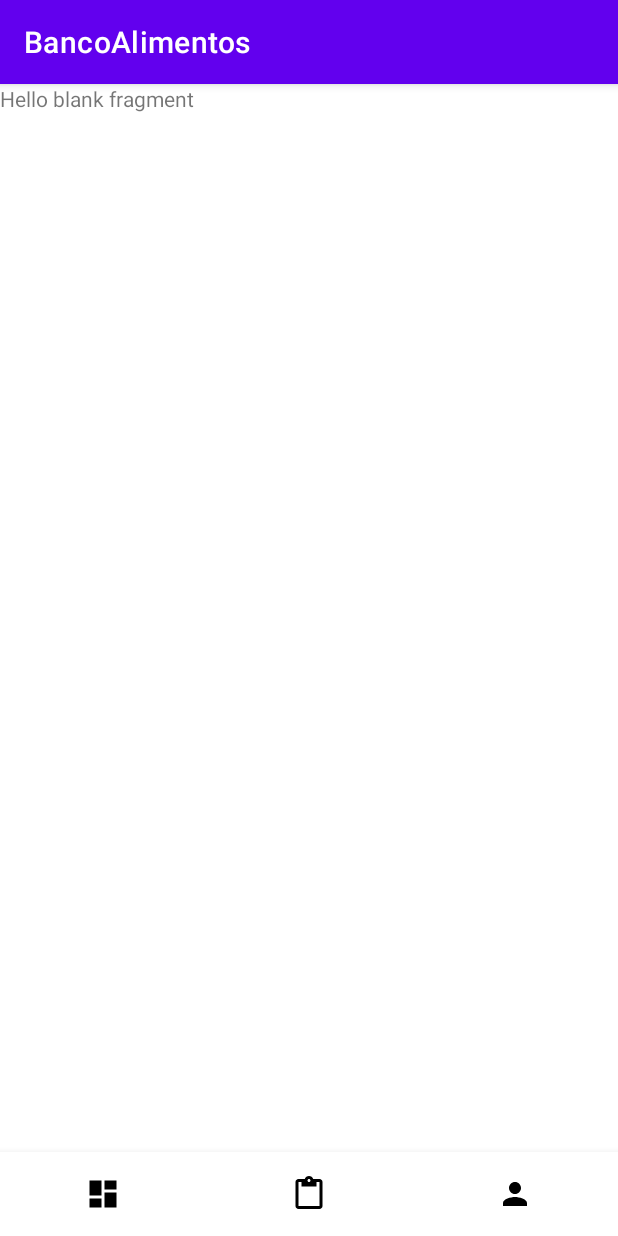
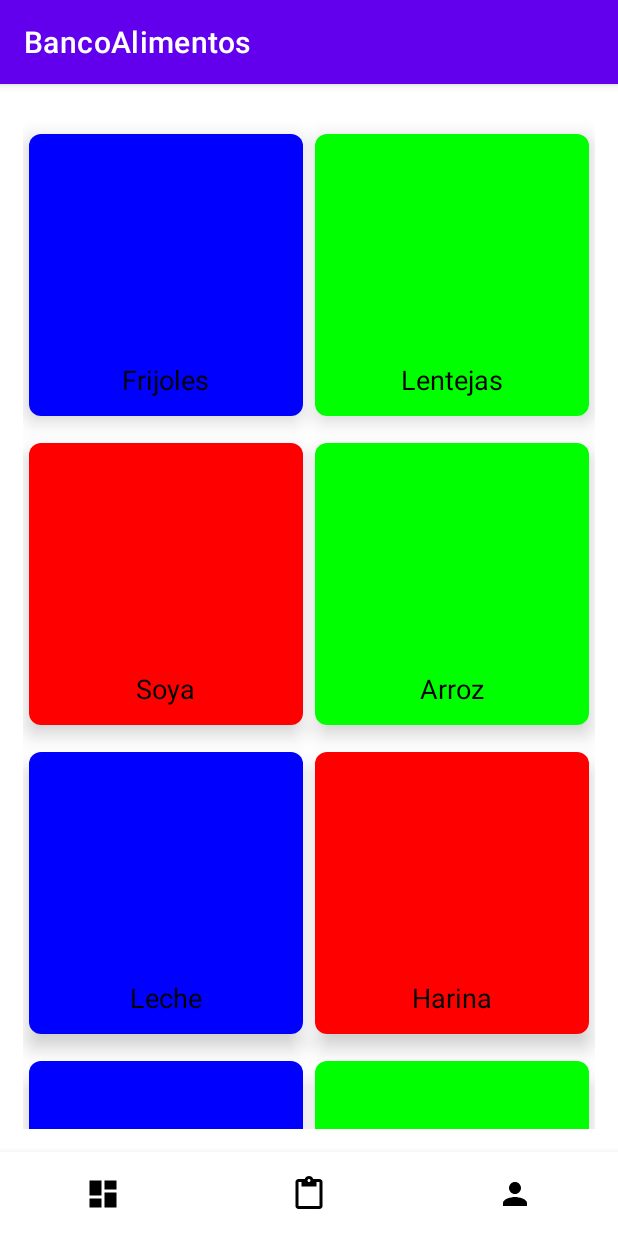
Before and after one commit to Brenda1605/BancoAlimentos, an Android app: the FragmentHome screen opened directly, with no data from a screen before it, on a phone screen of 412 x 824 dp. Run offline under Robolectric (Android 15) with nearby library versions, the phone set to English and light mode, and no system bars.

Commit message:
Showing food prototype

```diff
--- a/app/src/main/java/mx/tec/bancoalimentos/FragmentManager.kt
+++ b/app/src/main/java/mx/tec/bancoalimentos/FragmentManager.kt
@@ -15,7 +15,6 @@ class FragmentManager : AppCompatActivity() {
         super.onCreate(savedInstanceState)
         setContentView(R.layout.activity_fragment_manager)
         bottom_navigation = findViewById(R.id.bottom_navigation)
-        //bottom_navigation.setO
         bottom_navigation.setOnItemSelectedListener { item ->
             when (item.itemId) {
                 R.id.action_home -> {
--- a/app/src/main/java/mx/tec/bancoalimentos/adapters/FoodAdapter.kt
+++ b/app/src/main/java/mx/tec/bancoalimentos/adapters/FoodAdapter.kt
@@ -1,8 +1,11 @@
 package mx.tec.bancoalimentos.adapters
 
+import android.graphics.Color
+import android.graphics.Color.*
 import android.view.LayoutInflater
 import android.view.View
 import android.view.ViewGroup
+import android.widget.LinearLayout
 import android.widget.TextView
 import androidx.recyclerview.widget.RecyclerView
 import mx.tec.bancoalimentos.R
@@ -16,10 +19,12 @@ class FoodAdapter(private val dataSet: Array<String>) :
      */
     class ViewHolder(view: View) : RecyclerView.ViewHolder(view) {
         val textView: TextView
+        val containerObejct: LinearLayout
 
         init {
             // Define click listener for the ViewHolder's View.
             textView = view.findViewById(R.id.tvItemName)
+            containerObejct = view.findViewById(R.id.containerObejct)
         }
     }
 
@@ -38,6 +43,16 @@ class FoodAdapter(private val dataSet: Array<String>) :
         // Get element from your dataset at this position and replace the
         // contents of the view with that element
         viewHolder.textView.text = dataSet[position]
+        if((position+1)%3==0){
+            viewHolder.containerObejct.setBackgroundColor(Color.RED)
+        }
+        else if((position+1)%2==0){
+            viewHolder.containerObejct.setBackgroundColor(Color.GREEN)
+        }
+        else{
+            viewHolder.containerObejct.setBackgroundColor(Color.BLUE)
+        }
+
     }
 
     // Return the size of your dataset (invoked by the layout manager)
--- a/app/src/main/java/mx/tec/bancoalimentos/fragments/FragmentHome.kt
+++ b/app/src/main/java/mx/tec/bancoalimentos/fragments/FragmentHome.kt
@@ -6,6 +6,9 @@ import android.view.LayoutInflater
 import android.view.View
 import android.view.ViewGroup
 import android.widget.Toast
+import androidx.recyclerview.widget.GridLayoutManager
+import androidx.recyclerview.widget.LinearLayoutManager
+import androidx.recyclerview.widget.RecyclerView
 import mx.tec.bancoalimentos.R
 import mx.tec.bancoalimentos.adapters.FoodAdapter
 
@@ -25,6 +28,8 @@ class FragmentHome : Fragment() {
     private var param1: String? = null
     private var param2: String? = null
     lateinit var foodAdapter: FoodAdapter
+    lateinit var rvFood: RecyclerView
+    lateinit var foodManager: RecyclerView.LayoutManager
 
     override fun onCreate(savedInstanceState: Bundle?) {
         super.onCreate(savedInstanceState)
@@ -64,8 +69,14 @@ class FragmentHome : Fragment() {
 
     override fun onViewCreated(view: View, savedInstanceState: Bundle?) {
         super.onViewCreated(view, savedInstanceState)
-        val dataSet = arrayOf<String>("Carlos", "Estrada", "Ceballos")
+        val dataSet = arrayOf<String>("Frijoles", "Lentejas", "Soya", "Arroz", "Leche", "Harina",
+            "Queso", "Agua", "Maiz", "Manzanas", "Guayabas")
+        rvFood = view.findViewById(R.id.rvFood)
         foodAdapter = FoodAdapter(dataSet)
+        foodManager = GridLayoutManager(context,2)
+        rvFood.adapter = foodAdapter
+        rvFood.layoutManager = foodManager
+
         /*Codigo aquí*/
     }
 }
--- a/app/src/main/res/layout/fragment_home.xml
+++ b/app/src/main/res/layout/fragment_home.xml
@@ -3,12 +3,11 @@
     xmlns:tools="http://schemas.android.com/tools"
     android:layout_width="match_parent"
     android:layout_height="match_parent"
-    tools:context=".fragments.FragmentHome">
+    tools:context=".fragments.FragmentHome"
+    android:padding="15dp">
 
-    <!-- TODO: Update blank fragment layout -->
-    <TextView
+    <androidx.recyclerview.widget.RecyclerView
+        android:id="@+id/rvFood"
         android:layout_width="match_parent"
-        android:layout_height="match_parent"
-        android:text="@string/hello_blank_fragment" />
-
+        android:layout_height="match_parent" />
 </FrameLayout>
--- a/app/src/main/res/layout/item_food.xml
+++ b/app/src/main/res/layout/item_food.xml
@@ -14,9 +14,11 @@
     android:foreground="?android:attr/selectableItemBackground">
 
     <LinearLayout
+        android:id="@+id/containerObejct"
         android:orientation="vertical"
         android:layout_width="match_parent"
-        android:layout_height="match_parent">
+        android:layout_height="match_parent"
+        android:background="#FB2323">
 
         <ImageView
             android:id="@+id/ivItemImage"
```
